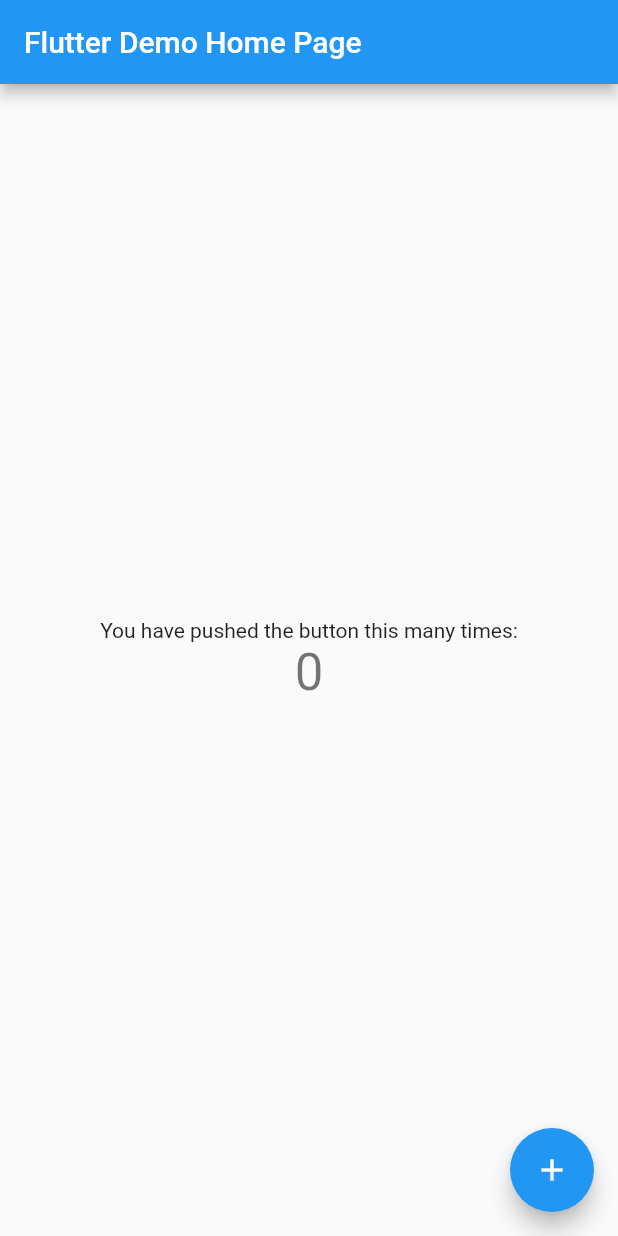
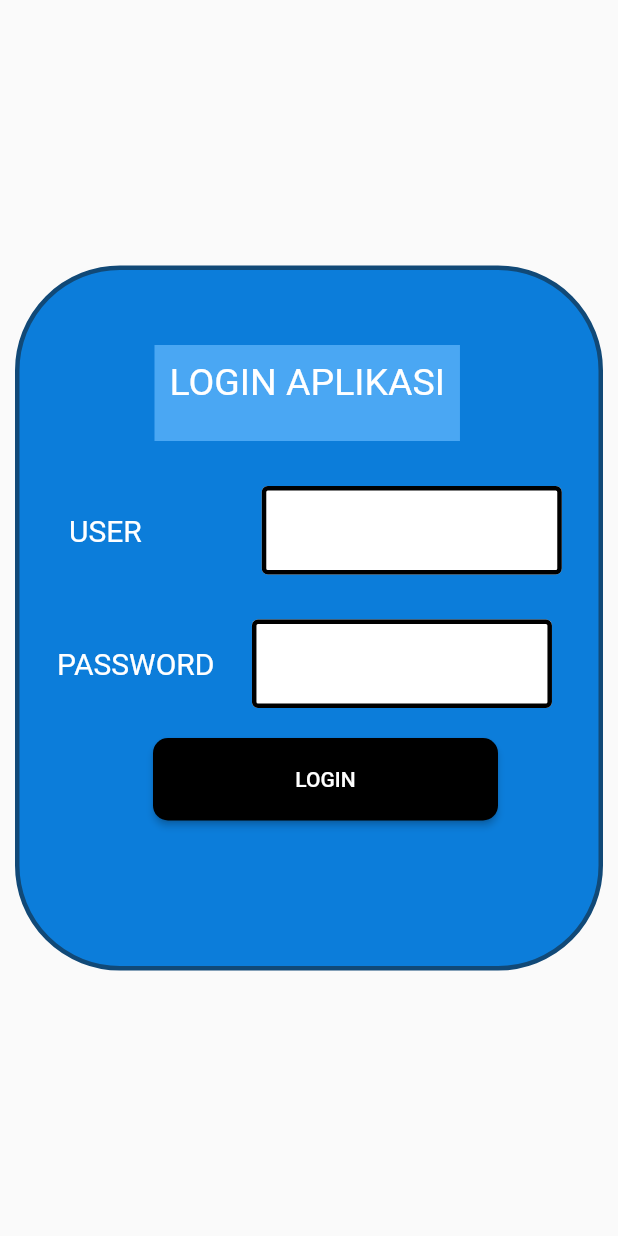
Before and after one commit to usmanhb123/Exc_adro_Usman_habib_bahtiar, a Flutter app: the screen it shows after launch, on a phone screen of 412 x 824 dp. Run offline on Flutter 3.47's test engine with Material 2 defaults, Android fonts, the phone set to English and light mode, and no system bars; our stand-ins replace get.

Commit message:
UTS FIX DONE

```diff
--- /dev/null
+++ b/tugas_uts/lib/app/modules/login/views/login_view.dart
@@ -0,0 +1,153 @@
+import 'package:flutter/material.dart';
+
+import 'package:get/get.dart';
+
+import '../../../routes/app_pages.dart';
+import '../controllers/login_controller.dart';
+
+class LoginView extends GetView<LoginController> {
+  const LoginView({Key? key}) : super(key: key);
+  @override
+  Widget build(BuildContext context) {
+    return Scaffold(
+      body: Center(
+        child: Container(
+            margin : const EdgeInsets.all(10),
+          height: 470,
+          decoration: BoxDecoration(
+            color: const Color.fromARGB(255, 12, 125, 218),
+            borderRadius: BorderRadius.circular(70),
+            border: Border.all(
+              color: const Color.fromARGB(255, 17, 73, 119),
+              width: 3,
+            ),
+          ),
+          // padding: const EdgeInsets.all(20),
+          child: Column(
+            children: [
+              Row(
+                children: [
+                  Container(
+                    margin: const EdgeInsets.only(top: 50, left: 90),
+                    padding: const EdgeInsets.only(
+                        top: 10, bottom: 25, left: 10, right: 10),
+                    decoration: const BoxDecoration(
+                      color: Color.fromARGB(255, 74, 167, 243),
+                    ),
+                    // make it center
+                    child: const Text(
+                      'LOGIN APLIKASI',
+                      style: TextStyle(
+                        fontSize: 25,
+                        color: Colors.white,
+                      ),
+                    ),
+                  ),
+                ],
+              ),
+              Column(
+                children: [
+                  Row(
+                    children: [
+                      Column(
+                        children: [
+                          Container(
+                            margin: const EdgeInsets.only(top: 30, left: 33),
+                            child: Row(
+                              children: const [
+                                Text(
+                                  'USER',
+                                  style: TextStyle(
+                                      fontSize: 20, color: Colors.white),
+                                ),
+                                SizedBox(
+                                  width: 80,
+                                ),
+                                // input text
+                                SizedBox(
+                                  width: 200,
+                                  child: TextField(
+                                    decoration: InputDecoration(
+                                      enabledBorder: OutlineInputBorder(
+                                        borderSide: BorderSide(
+                                          color: Colors.black,
+                                          width: 3,
+                                        ),
+                                      ),
+                                      filled: true,
+                                      fillColor: Colors.white,
+                                    ),
+                                  ),
+                                ),
+                              ],
+                            ),
+                          ),
+                        ],
+                      ),
+                    ],
+                  ),
+                  Row(
+                    children: [
+                      Column(
+                        children: [
+                          Container(
+                            margin: const EdgeInsets.only(top: 30, left: 25),
+                            child: Row(
+                              children: const [
+                                Text(
+                                  'PASSWORD',
+                                  style: TextStyle(
+                                      fontSize: 20, color: Colors.white),
+                                ),
+                                SizedBox(
+                                  width: 25,
+                                ),
+                                // input text
+                                SizedBox(
+                                  width: 200,
+                                  child: TextField(
+                                    obscureText: true,
+                                    decoration: InputDecoration(
+                                      enabledBorder: OutlineInputBorder(
+                                        borderSide: BorderSide(
+                                          color: Colors.black,
+                                          width: 3,
+                                        ),
+                                      ),
+                                      filled: true,
+                                      fillColor: Colors.white,
+                                    ),
+                                  ),
+                                ),
+                              ],
+                            ),
+                          ),
+                        ],
+                      ),
+                    ],
+                  ),
+                  Container(
+                    margin: const EdgeInsets.only(top: 20, left: 22),
+                    child: ElevatedButton(
+                      // go to SecondPage
+                      onPressed: () => Get.toNamed(Routes.HOME),
+
+                      style: ElevatedButton.styleFrom(
+                        minimumSize: const Size(230, 55),
+                        backgroundColor: Colors.black,
+                        shape: RoundedRectangleBorder(
+                          borderRadius: BorderRadius.circular(10),
+                        ),
+                      ),
+                      child: const Text('LOGIN'),
+                    ),
+                  )
+                ],
+              ),
+            ],
+          ),
+        ),
+      ),
+    );
+  }
+}
--- /dev/null
+++ b/tugas_uts/lib/app/routes/app_routes.dart
@@ -0,0 +1,14 @@
+part of 'app_pages.dart';
+// DO NOT EDIT. This is code generated via package:get_cli/get_cli.dart
+
+abstract class Routes {
+  Routes._();
+  static const HOME = _Paths.HOME;
+  static const LOGIN = _Paths.LOGIN;
+}
+
+abstract class _Paths {
+  _Paths._();
+  static const HOME = '/home';
+  static const LOGIN = '/login';
+}
--- a/tugas_uts/lib/main.dart
+++ b/tugas_uts/lib/main.dart
@@ -1,115 +1,16 @@
 import 'package:flutter/material.dart';
 
+import 'package:get/get.dart';
+
+import 'app/routes/app_pages.dart';
+
 void main() {
-  runApp(const MyApp());
+  runApp(
+    GetMaterialApp(
+      debugShowCheckedModeBanner: false,
+      title: "Application",
+      initialRoute: AppPages.INITIAL,
+      getPages: AppPages.routes,
+    ),
+  );
 }
-
-class MyApp extends StatelessWidget {
-  const MyApp({super.key});
-
-  // This widget is the root of your application.
-  @override
-  Widget build(BuildContext context) {
-    return MaterialApp(
-      title: 'Flutter Demo',
-      theme: ThemeData(
-        // This is the theme of your application.
-        //
-        // Try running your application with "flutter run". You'll see the
-        // application has a blue toolbar. Then, without quitting the app, try
-        // changing the primarySwatch below to Colors.green and then invoke
-        // "hot reload" (press "r" in the console where you ran "flutter run",
-        // or simply save your changes to "hot reload" in a Flutter IDE).
-        // Notice that the counter didn't reset back to zero; the application
-        // is not restarted.
-        primarySwatch: Colors.blue,
-      ),
-      home: const MyHomePage(title: 'Flutter Demo Home Page'),
-    );
-  }
-}
-
-class MyHomePage extends StatefulWidget {
-  const MyHomePage({super.key, required this.title});
-
-  // This widget is the home page of your application. It is stateful, meaning
-  // that it has a State object (defined below) that contains fields that affect
-  // how it looks.
-
-  // This class is the configuration for the state. It holds the values (in this
-  // case the title) provided by the parent (in this case the App widget) and
-  // used by the build method of the State. Fields in a Widget subclass are
-  // always marked "final".
-
-  final String title;
-
-  @override
-  State<MyHomePage> createState() => _MyHomePageState();
-}
-
-class _MyHomePageState extends State<MyHomePage> {
-  int _counter = 0;
-
-  void _incrementCounter() {
-    setState(() {
-      // This call to setState tells the Flutter framework that something has
-      // changed in this State, which causes it to rerun the build method below
-      // so that the display can reflect the updated values. If we changed
-      // _counter without calling setState(), then the build method would not be
-      // called again, and so nothing would appear to happen.
-      _counter++;
-    });
-  }
-
-  @override
-  Widget build(BuildContext context) {
-    // This method is rerun every time setState is called, for instance as done
-    // by the _incrementCounter method above.
-    //
-    // The Flutter framework has been optimized to make rerunning build methods
-    // fast, so that you can just rebuild anything that needs updating rather
-    // than having to individually change instances of widgets.
-    return Scaffold(
-      appBar: AppBar(
-        // Here we take the value from the MyHomePage object that was created by
-        // the App.build method, and use it to set our appbar title.
-        title: Text(widget.title),
-      ),
-      body: Center(
-        // Center is a layout widget. It takes a single child and positions it
-        // in the middle of the parent.
-        child: Column(
-          // Column is also a layout widget. It takes a list of children and
-          // arranges them vertically. By default, it sizes itself to fit its
-          // children horizontally, and tries to be as tall as its parent.
-          //
-          // Invoke "debug painting" (press "p" in the console, choose the
-          // "Toggle Debug Paint" action from the Flutter Inspector in Android
-          // Studio, or the "Toggle Debug Paint" command in Visual Studio Code)
-          // to see the wireframe for each widget.
-          //
-          // Column has various properties to control how it sizes itself and
-          // how it positions its children. Here we use mainAxisAlignment to
-          // center the children vertically; the main axis here is the vertical
-          // axis because Columns are vertical (the cross axis would be
-          // horizontal).
-          mainAxisAlignment: MainAxisAlignment.center,
-          children: <Widget>[
-            const Text(
-              'You have pushed the button this many times:',
-            ),
-            Text(
-              '$_counter',
-              style: Theme.of(context).textTheme.headline4,
-            ),
-          ],
-        ),
-      ),
-      floatingActionButton: FloatingActionButton(
-        onPressed: _incrementCounter,
-        tooltip: 'Increment',
-        child: const Icon(Icons.add),
-      ), // This trailing comma makes auto-formatting nicer for build methods.
-    );
-  }
-}
```
Also changed, not shown: tugas_uts/lib/app/modules/home/bindings/home_binding.dart (added, +12 -0 lines), tugas_uts/lib/app/modules/home/controllers/home_controller.dart (added, +23 -0 lines), tugas_uts/lib/app/modules/home/views/home_view.dart (added, +145 -0 lines), tugas_uts/lib/app/modules/login/bindings/login_binding.dart (added, +12 -0 lines), tugas_uts/lib/app/modules/login/controllers/login_controller.dart (added, +23 -0 lines), tugas_uts/lib/app/routes/app_pages.dart (added, +27 -0 lines), tugas_uts/pubspec.yaml (+5 -76 lines), tugas_uts/pubspec.lock, 1 other file.
